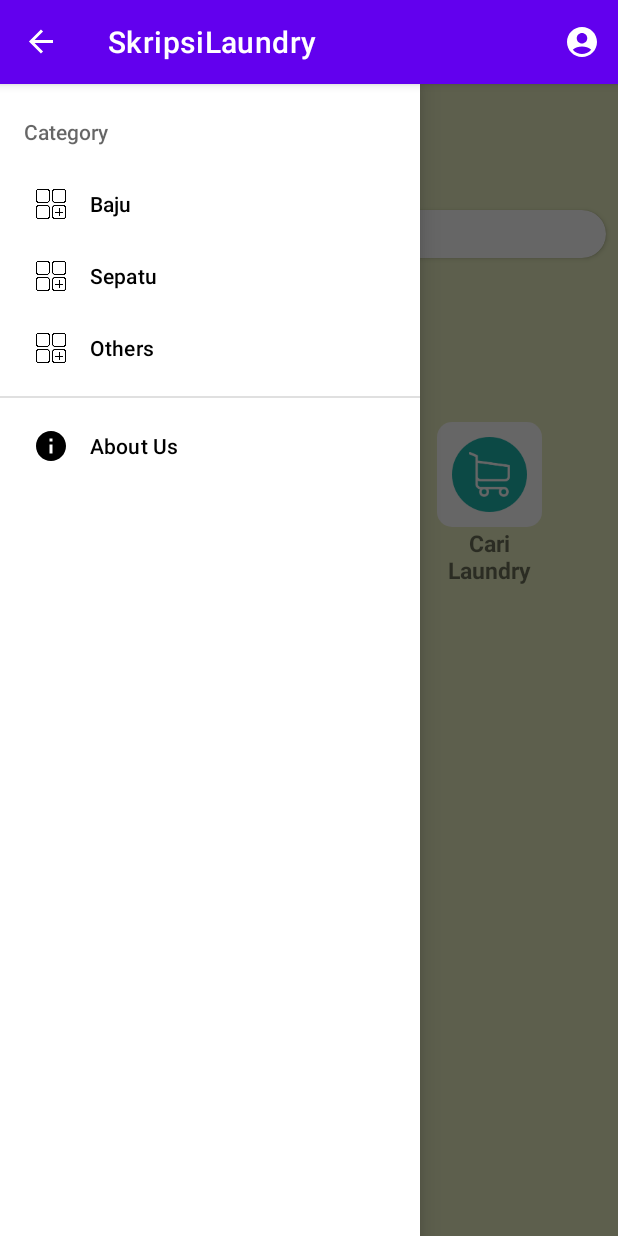
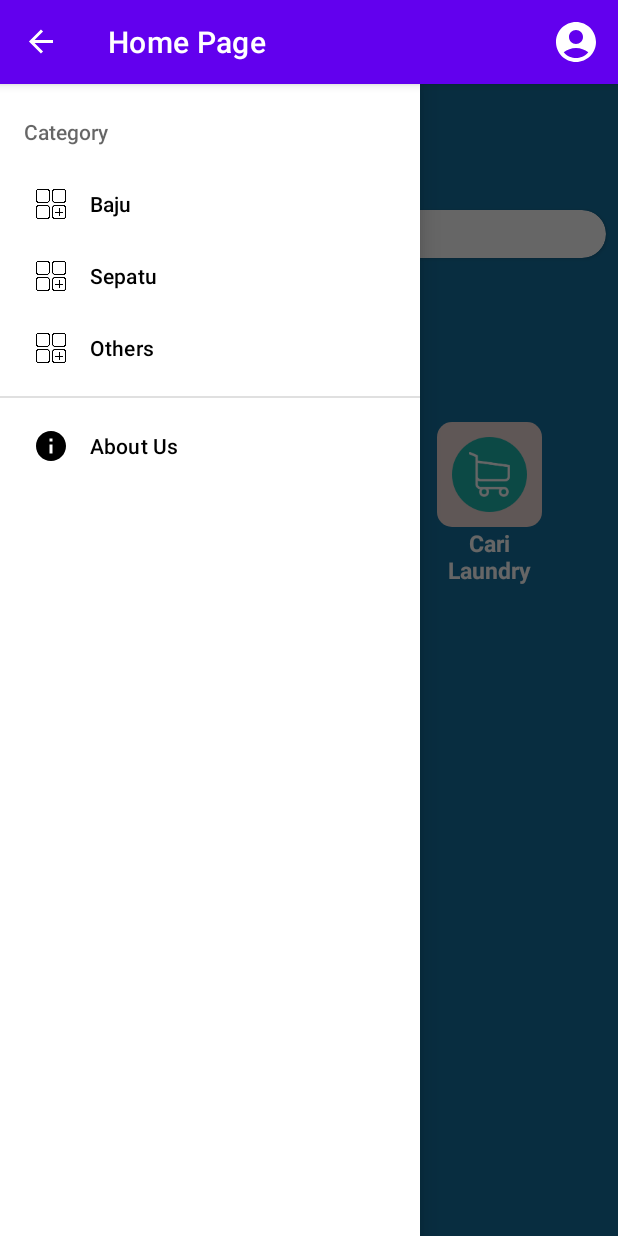
Before and after one commit to Riadiwibowo/Skripsi-Laundry, an Android app: the HomeActivity screen opened directly, with no data from a screen before it, with the side drawer open, on a phone screen of 412 x 824 dp. Run offline under Robolectric (Android 15) with nearby library versions, the phone set to English and light mode, and no system bars; our stand-ins replace Firebase (no records; nobody signed in at launch, a user with empty details on screens opened directly); libraries missing offline, so code that uses them is left out: com.denzcoskun.imageslider, com.smarteist.autoimageslider; plain views replace ImageSlider, SliderView; 6 statements that could not run were skipped.

Commit message:
20221023 - memperbaiki warna dan image pada recycler view laundry

```diff
--- a/app/build.gradle
+++ b/app/build.gradle
@@ -45,4 +45,8 @@ dependencies {
 //    slider from git
     implementation 'com.github.smarteist:autoimageslider:1.4.0'
     implementation 'com.github.denzcoskun:ImageSlideshow:0.1.0'
+
+//    glid from git
+    implementation 'com.github.bumptech.glide:glide:4.14.2'
+    annotationProcessor 'com.github.bumptech.glide:compiler:4.14.2'
 }
--- a/app/src/main/java/com/example/testawal/HomeActivity.java
+++ b/app/src/main/java/com/example/testawal/HomeActivity.java
@@ -29,6 +29,8 @@ import com.google.firebase.database.DatabaseError;
 import com.google.firebase.database.DatabaseReference;
 import com.google.firebase.database.FirebaseDatabase;
 import com.google.firebase.database.ValueEventListener;
+import com.google.firebase.storage.FirebaseStorage;
+import com.google.firebase.storage.StorageReference;
 import com.smarteist.autoimageslider.SliderView;
 
 import java.util.ArrayList;
@@ -44,14 +46,16 @@ public class HomeActivity extends AppCompatActivity {
     //recyclerView
     RecyclerView rv;
     DatabaseReference databaseReference;
+    StorageReference storageReference;
     MyAdapter myAdapter;
-    ArrayList<Laundry> laundries;
-//    int imageLaundry[] = {R.drawable.ic_profile_icon};
+    ArrayList<User> users;
 
     @Override
     protected void onCreate(Bundle savedInstanceState) {
         super.onCreate(savedInstanceState);
         setContentView(R.layout.activity_home);
+
+        getSupportActionBar().setTitle("Home Page");
 
         drawerLayout = findViewById(R.id.home_layout);
         navigationView = findViewById(R.id.nav_home);
@@ -97,10 +101,11 @@ public class HomeActivity extends AppCompatActivity {
 
         //region recyclerView
         rv = findViewById(R.id.recyclerLaundry);
-        databaseReference = FirebaseDatabase.getInstance().getReference("loginv2").child("laundry");
+        databaseReference = FirebaseDatabase.getInstance().getReference("Users");
+        storageReference = FirebaseStorage.getInstance().getReference();
         rv.setLayoutManager(new LinearLayoutManager(HomeActivity.this));
-        laundries = new ArrayList<>();
-        myAdapter = new MyAdapter(HomeActivity.this, laundries);
+        users = new ArrayList<>();
+        myAdapter = new MyAdapter(HomeActivity.this, users);
         rv.setAdapter(myAdapter);
 
         databaseReference.addValueEventListener(new ValueEventListener() {
@@ -108,8 +113,10 @@ public class HomeActivity extends AppCompatActivity {
             @Override
             public void onDataChange(@NonNull DataSnapshot snapshot) {
                 for(DataSnapshot dataSnapshot : snapshot.getChildren()){
-                    Laundry laundry = dataSnapshot.getValue(Laundry.class);
-                    laundries.add(laundry);
+                    if (dataSnapshot.child("role").getValue().equals("laundry")) {
+                        User user1 = dataSnapshot.getValue(User.class);
+                        users.add(user1);
+                    }
 //                    String info = dataSnapshot.getValue().toString();
 //                    Toast.makeText(HomeActivity.this, info, Toast.LENGTH_LONG).show();
                 }
--- a/app/src/main/java/com/example/testawal/LaundryHome.java
+++ b/app/src/main/java/com/example/testawal/LaundryHome.java
@@ -50,6 +50,8 @@ public class LaundryHome extends AppCompatActivity {
     protected void onCreate(Bundle savedInstanceState) {
         super.onCreate(savedInstanceState);
         setContentView(R.layout.activity_laundry_home);
+
+        getSupportActionBar().setTitle("Home Page");
 
 //        databaseReference = FirebaseDatabase.getInstance().getReference().child("Image");
         btnAdd = findViewById(R.id.buttonAdd);
--- a/app/src/main/java/com/example/testawal/MainActivity.java
+++ b/app/src/main/java/com/example/testawal/MainActivity.java
@@ -42,6 +42,8 @@ public class MainActivity extends AppCompatActivity {
     protected void onCreate(Bundle savedInstanceState) {
         super.onCreate(savedInstanceState);
         setContentView(R.layout.activity_main);
+
+        getSupportActionBar().setTitle("Login");
 
         mAuth = FirebaseAuth.getInstance();
         txtEmail = findViewById(R.id.editEmail);
--- a/app/src/main/java/com/example/testawal/MyAdapter.java
+++ b/app/src/main/java/com/example/testawal/MyAdapter.java
@@ -10,17 +10,18 @@ import android.widget.TextView;
 import androidx.annotation.NonNull;
 import androidx.recyclerview.widget.RecyclerView;
 
+import com.bumptech.glide.Glide;
+
 import java.util.ArrayList;
 
 public class MyAdapter extends RecyclerView.Adapter<MyAdapter.MyViewHolder>{
 
     Context context;
-//    int images[];
-    ArrayList<Laundry> laundryList;
+    ArrayList<User> userList;
 
-    public MyAdapter(Context context, ArrayList<Laundry> laundryList) {
+    public MyAdapter(Context context, ArrayList<User> userList) {
         this.context = context;
-        this.laundryList = laundryList;
+        this.userList = userList;
     }
 
     @NonNull
@@ -38,31 +39,29 @@ public class MyAdapter extends RecyclerView.Adapter<MyAdapter.MyViewHolder>{
     public void onBindViewHolder(@NonNull MyAdapter.MyViewHolder holder, int position) {
         //isi dulu attribute myViewHolder
         //saat tarik viewHolder, kita isi di posisi berapa
-//        holder.myText1.setText(data1[position]);
-//        holder.myText2.setText(data2[position]);
-//        holder.myImage.setImageResource((images[position]));
-        Laundry laundry = laundryList.get(position);
-        holder.myText1.setText(laundry.getNamaLaundry());
-        holder.myText2.setText(laundry.getDeskripsiLaundry());
+
+        Glide.with(context).load(userList.get(position).getImageUrl()).into(holder.myImage);
+        holder.myText1.setText(userList.get(position).getNama());
+        holder.myText2.setText(userList.get(position).getRole());
 //        holder.myImage.setImageResource(images[position]);
     }
 
     @Override
     public int getItemCount() {
-        return laundryList.size();
+        return userList.size();
     }
 
     public class MyViewHolder extends RecyclerView.ViewHolder {
         //    isi dari viewHolder yaitu nama desc dan img
         TextView myText1, myText2;
-//        ImageView myImage;
+        ImageView myImage;
         //    membuat new viewHolder
         public MyViewHolder(@NonNull View itemView) {
             super(itemView);
-        //    itemView. artinya isi per item atau per row
+            //    itemView. artinya isi per item atau per row
             myText1 = itemView.findViewById(R.id.txtNamaLaundry);
             myText2 = itemView.findViewById(R.id.txtDescriptionLaundry);
-//            myImage = itemView.findViewById(R.id.imgLogo);
+            myImage = itemView.findViewById(R.id.imgLogo);
         }
     }
 
--- a/app/src/main/java/com/example/testawal/Registrasi.java
+++ b/app/src/main/java/com/example/testawal/Registrasi.java
@@ -35,6 +35,8 @@ public class Registrasi extends AppCompatActivity {
     protected void onCreate(Bundle savedInstanceState) {
         super.onCreate(savedInstanceState);
         setContentView(R.layout.activity_registrasi);
+
+        getSupportActionBar().setTitle("Registrasi");
 
         //region spinner
         Spinner dropdown = findViewById(R.id.fidgetSpinner);
--- a/app/src/main/res/drawable/edittextrgsshape.xml
+++ b/app/src/main/res/drawable/edittextrgsshape.xml
@@ -2,7 +2,7 @@
 <shape xmlns:android="http://schemas.android.com/apk/res/android"
     android:shape="rectangle">
 
-    <solid android:color="#E9EFC0" />
+    <solid android:color="#EFDAD7" />
     <corners
         android:bottomRightRadius="15dp"
         android:bottomLeftRadius="15dp"
--- a/app/src/main/res/drawable/ic_profile_icon.xml
+++ b/app/src/main/res/drawable/ic_profile_icon.xml
@@ -1,10 +1,10 @@
 <vector xmlns:android="http://schemas.android.com/apk/res/android"
-    android:width="24dp"
-    android:height="24dp"
+    android:width="48dp"
+    android:height="48dp"
     android:viewportWidth="24"
     android:viewportHeight="24"
     android:tint="?attr/colorControlNormal">
   <path
-      android:fillColor="@android:color/white"
+      android:fillColor="#74BEC1"
       android:pathData="M12,2C6.48,2 2,6.48 2,12s4.48,10 10,10s10,-4.48 10,-10S17.52,2 12,2zM12,6c1.93,0 3.5,1.57 3.5,3.5S13.93,13 12,13s-3.5,-1.57 -3.5,-3.5S10.07,6 12,6zM12,20c-2.03,0 -4.43,-0.82 -6.14,-2.88C7.55,15.8 9.68,15 12,15s4.45,0.8 6.14,2.12C16.43,19.18 14.03,20 12,20z"/>
 </vector>
--- a/app/src/main/res/drawable/white_btn_background.xml
+++ b/app/src/main/res/drawable/white_btn_background.xml
@@ -3,7 +3,7 @@
 <item>
     <shape android:shape="rectangle">
         <corners android:radius="10dp"/>
-        <solid android:color="#ffff"/>
+        <solid android:color="#EFDAD7"/>
     </shape>
 </item>
 </selector>
--- a/app/src/main/res/layout/activity_home.xml
+++ b/app/src/main/res/layout/activity_home.xml
@@ -5,7 +5,7 @@
     android:layout_width="match_parent"
     android:layout_height="match_parent"
     android:id="@+id/home_layout"
-    android:background="#E9EFC0">
+    android:background="#1572A1">
 
     <androidx.constraintlayout.widget.ConstraintLayout
         android:layout_width="match_parent"
@@ -143,7 +143,8 @@
                             android:text="Cari Laundry"
                             android:textAlignment="center"
                             android:textSize="15dp"
-                            android:textStyle="bold" />
+                            android:textStyle="bold"
+                            android:textColor="@color/white"/>
                     </LinearLayout>
 
                     <LinearLayout
@@ -187,7 +188,8 @@
                             android:text="Cari Laundry"
                             android:textAlignment="center"
                             android:textSize="15dp"
-                            android:textStyle="bold" />
+                            android:textStyle="bold"
+                            android:textColor="@color/white"/>
                     </LinearLayout>
 
                     <LinearLayout
@@ -231,7 +233,8 @@
                             android:text="Cari Laundry"
                             android:textAlignment="center"
                             android:textSize="15dp"
-                            android:textStyle="bold" />
+                            android:textStyle="bold"
+                            android:textColor="@color/white"/>
                     </LinearLayout>
                 </TableRow>
 
```
Also changed, not shown: app/src/main/res/layout/activity_homes.xml (+7 -4 lines), app/src/main/res/layout/activity_main.xml (+5 -5 lines), app/src/main/res/layout/activity_registrasi.xml (+6 -6 lines), app/src/main/res/layout/laundrylist_home.xml (+18 -13 lines), gradle.properties (line endings or trailing spaces).
